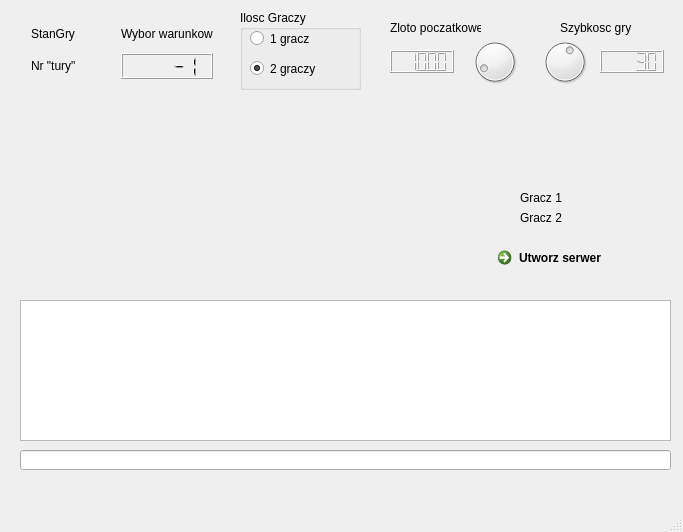
Before: the Qt Designer form serwer/serwer/glowneokno.ui in przemoa/projekt, drawn with Qt 5.
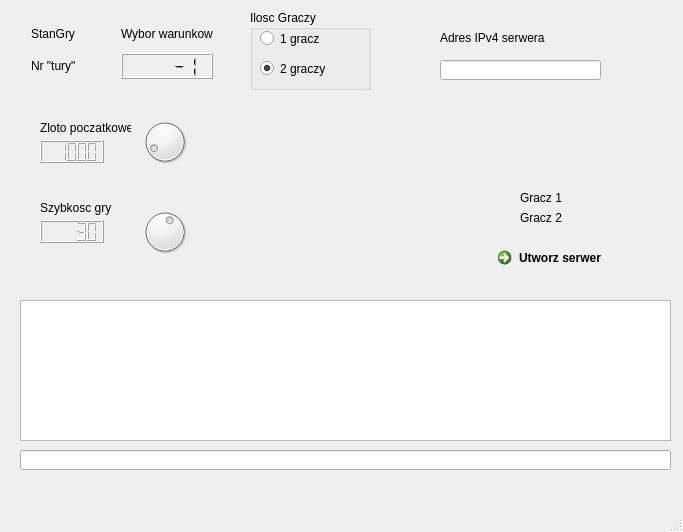
After: the same form once the commit is applied.

What changed in the file:
```diff
--- a/serwer/serwer/glowneokno.ui
+++ b/serwer/serwer/glowneokno.ui
@@ -77,7 +77,7 @@
    <widget class="QGroupBox" name="groupBox_gracze">
     <property name="geometry">
      <rect>
-      <x>240</x>
+      <x>250</x>
       <y>10</y>
       <width>121</width>
       <height>80</height>
@@ -119,8 +119,8 @@
    <widget class="QDial" name="dial_szybkoscGry">
     <property name="geometry">
      <rect>
-      <x>540</x>
-      <y>30</y>
+      <x>140</x>
+      <y>200</y>
       <width>50</width>
       <height>64</height>
      </rect>
@@ -138,8 +138,8 @@
    <widget class="QDial" name="dial_zlotoPoczatkowe">
     <property name="geometry">
      <rect>
-      <x>470</x>
-      <y>30</y>
+      <x>140</x>
+      <y>110</y>
       <width>50</width>
       <height>64</height>
      </rect>
@@ -157,8 +157,8 @@
    <widget class="QLCDNumber" name="lcdNumber_zlotoPoczatkowe">
     <property name="geometry">
      <rect>
-      <x>390</x>
-      <y>50</y>
+      <x>40</x>
+      <y>140</y>
       <width>64</width>
       <height>23</height>
      </rect>
@@ -170,8 +170,8 @@
    <widget class="QLCDNumber" name="lcdNumber_szybkoscGry">
     <property name="geometry">
      <rect>
-      <x>600</x>
-      <y>50</y>
+      <x>40</x>
+      <y>220</y>
       <width>64</width>
       <height>23</height>
      </rect>
@@ -186,8 +186,8 @@
    <widget class="QLabel" name="label_3">
     <property name="geometry">
      <rect>
-      <x>390</x>
-      <y>20</y>
+      <x>40</x>
+      <y>120</y>
       <width>91</width>
       <height>16</height>
      </rect>
@@ -199,8 +199,8 @@
    <widget class="QLabel" name="label_4">
     <property name="geometry">
      <rect>
-      <x>560</x>
-      <y>20</y>
+      <x>40</x>
+      <y>200</y>
       <width>81</width>
       <height>16</height>
      </rect>
@@ -248,6 +248,29 @@
      <string>Gracz 2</string>
     </property>
    </widget>
+   <widget class="QLabel" name="label">
+    <property name="geometry">
+     <rect>
+      <x>440</x>
+      <y>30</y>
+      <width>121</width>
+      <height>16</height>
+     </rect>
+    </property>
+    <property name="text">
+     <string>Adres IPv4 serwera</string>
+    </property>
+   </widget>
+   <widget class="QLineEdit" name="lineEdit_AdresIP">
+    <property name="geometry">
+     <rect>
+      <x>440</x>
+      <y>60</y>
+      <width>161</width>
+      <height>20</height>
+     </rect>
+    </property>
+   </widget>
   </widget>
   <widget class="QMenuBar" name="menuBar">
    <property name="geometry">
```
